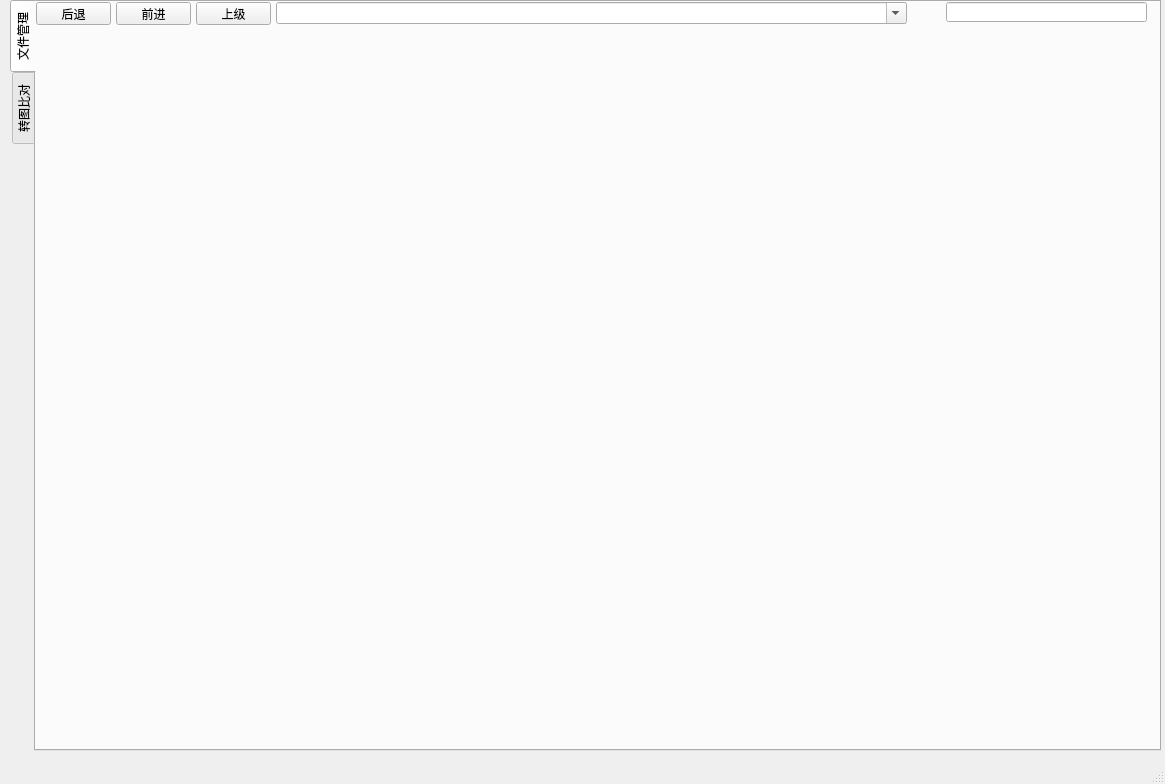
First picture: the form in ui/mainWindow.ui, repository naivete13sky/epvs, before the edit.
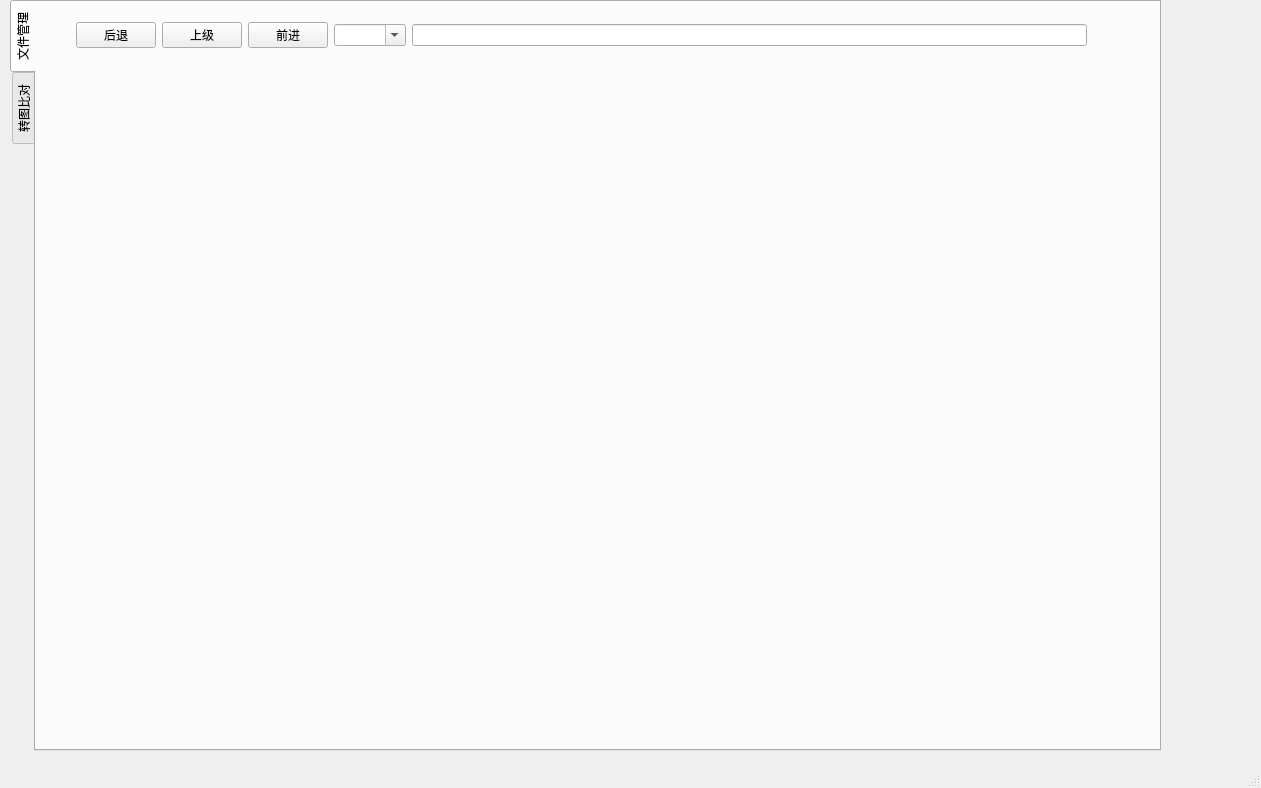
Second picture: the form after the edit. Custom widgets are drawn as their Qt base class.

Commit message: 20230526-7 tab widget

```diff
--- a/ui/mainWindow.ui
+++ b/ui/mainWindow.ui
@@ -6,8 +6,8 @@
    <rect>
     <x>0</x>
     <y>0</y>
-    <width>1165</width>
-    <height>784</height>
+    <width>1261</width>
+    <height>788</height>
    </rect>
   </property>
   <property name="windowTitle">
@@ -33,107 +33,72 @@
      <attribute name="title">
       <string>文件管理</string>
      </attribute>
-     <widget class="QToolbar" name="toolBarMainFileExplorer" native="true">
+     <widget class="QWidget" name="">
       <property name="geometry">
        <rect>
-        <x>0</x>
-        <y>0</y>
-        <width>1121</width>
-        <height>21</height>
+        <x>40</x>
+        <y>20</y>
+        <width>1011</width>
+        <height>711</height>
        </rect>
       </property>
-     </widget>
+      <layout class="QVBoxLayout" name="verticalLayout_fileExplorer" stretch="1,15">
+       <item>
+        <layout class="QHBoxLayout" name="horizontalLayout_fileExplorer_top">
+         <item>
      <widget class="QPushButton" name="pushButtonMainFileExplorerBack">
-      <property name="geometry">
-       <rect>
-        <x>0</x>
-        <y>0</y>
-        <width>75</width>
-        <height>23</height>
-       </rect>
-      </property>
       <property name="text">
        <string>后退</string>
       </property>
      </widget>
-     <widget class="QPushButton" name="pushButtonMainFileExplorerForward">
-      <property name="geometry">
-       <rect>
-        <x>80</x>
-        <y>0</y>
-        <width>75</width>
-        <height>23</height>
-       </rect>
-      </property>
-      <property name="text">
-       <string>前进</string>
-      </property>
-     </widget>
+         </item>
+         <item>
      <widget class="QPushButton" name="pushButtonMainFileExplorerUp">
-      <property name="geometry">
-       <rect>
-        <x>160</x>
-        <y>0</y>
-        <width>75</width>
-        <height>23</height>
-       </rect>
-      </property>
       <property name="text">
        <string>上级</string>
       </property>
      </widget>
-     <widget class="QLineEdit" name="lineEditMainFileExplorerSearch">
-      <property name="geometry">
-       <rect>
-        <x>910</x>
-        <y>0</y>
-        <width>201</width>
-        <height>20</height>
-       </rect>
-      </property>
-     </widget>
+         </item>
+         <item>
+          <widget class="QPushButton" name="pushButtonMainFileExplorerForward">
+           <property name="text">
+            <string>前进</string>
+           </property>
+          </widget>
+         </item>
+         <item>
      <widget class="QComboBox" name="comboBoxMainFileExplorerPath">
-      <property name="geometry">
-       <rect>
-        <x>240</x>
-        <y>0</y>
-        <width>631</width>
-        <height>22</height>
-       </rect>
-      </property>
       <property name="editable">
        <bool>true</bool>
       </property>
      </widget>
-     <widget class="QWidget" name="">
-      <property name="geometry">
-       <rect>
-        <x>0</x>
-        <y>29</y>
-        <width>1111</width>
-        <height>701</height>
-       </rect>
-      </property>
-      <layout class="QHBoxLayout" name="horizontalLayout" stretch="0,0">
+         </item>
+         <item>
+          <widget class="QLineEdit" name="lineEditMainFileExplorerSearch"/>
+         </item>
+        </layout>
+       </item>
+       <item>
+        <layout class="QHBoxLayout" name="horizontalLayout_fileExplorer_bot">
        <item>
         <widget class="QWidget" name="widgetMainFileExplorerSideBar" native="true">
          <widget class="QWidget" name="widgetLeftSiderTop" native="true">
           <property name="geometry">
            <rect>
-            <x>10</x>
-            <y>0</y>
-            <width>189</width>
-            <height>331</height>
+              <x>80</x>
+              <y>140</y>
+              <width>171</width>
+              <height>101</height>
            </rect>
           </property>
          </widget>
          <widget class="QWidget" name="widgetLeftSiderBot" native="true">
           <property name="geometry">
            <rect>
-            <x>0</x>
+              <x>80</x>
             <y>360</y>
-            <width>189</width>
-            <height>321</height>
+              <width>171</width>
+              <height>91</height>
            </rect>
           </property>
          </widget>
@@ -143,6 +108,8 @@
         <widget class="QWidget" name="widgetMainFileExplorerRightMain" native="true"/>
        </item>
       </layout>
+       </item>
+      </layout>
      </widget>
     </widget>
     <widget class="QWidget" name="tabMainEPVS">
@@ -417,13 +384,6 @@
   </widget>
   <widget class="QStatusBar" name="statusbar"/>
  </widget>
- <customwidgets>
-  <customwidget>
-   <class>QToolbar</class>
-   <extends>QWidget</extends>
-   <header>qtoolbar.h</header>
-  </customwidget>
- </customwidgets>
  <resources/>
  <connections/>
 </ui>
```
Left out of the diff: 2 changed lines with no effect on the pictures. Lines whose indentation alone changed are shown as unchanged. The commit also changes 1 other file.
